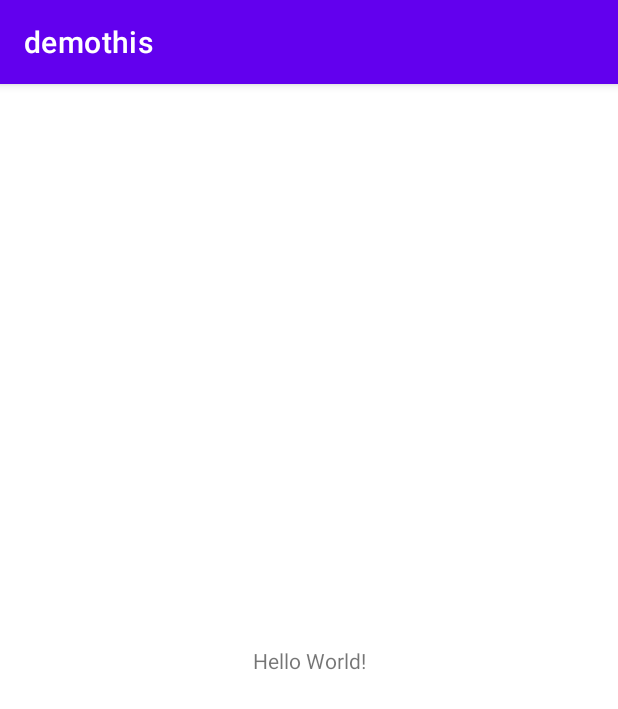
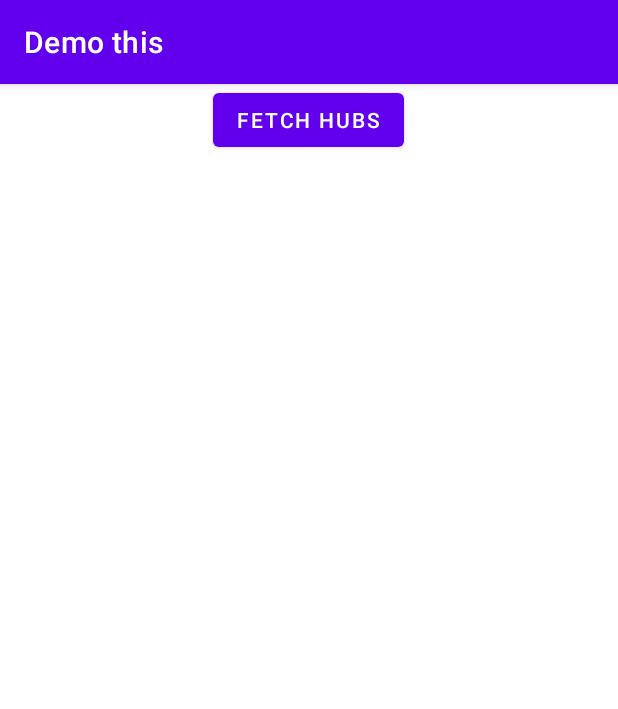
Before and after one commit to smit-io/demothis, an Android app: the screen it shows after launch (MainActivity), on a phone screen of 412 x 824 dp. Shown: the top 709 px of the screen. Run offline under Robolectric (Android 15) with nearby library versions, the phone set to English and light mode, and no system bars.

Commit message:
Added basic layout and row item for list

```diff
--- a/app/src/main/res/layout/activity_main.xml
+++ b/app/src/main/res/layout/activity_main.xml
@@ -1,18 +1,22 @@
 <?xml version="1.0" encoding="utf-8"?>
-<androidx.constraintlayout.widget.ConstraintLayout xmlns:android="http://schemas.android.com/apk/res/android"
-    xmlns:app="http://schemas.android.com/apk/res-auto"
+<LinearLayout xmlns:android="http://schemas.android.com/apk/res/android"
     xmlns:tools="http://schemas.android.com/tools"
+    android:orientation="vertical"
     android:layout_width="match_parent"
     android:layout_height="match_parent"
     tools:context=".MainActivity">
 
-    <TextView
+    <Button
+        android:id="@+id/btn_fetchhubs"
         android:layout_width="wrap_content"
         android:layout_height="wrap_content"
-        android:text="Hello World!"
-        app:layout_constraintBottom_toBottomOf="parent"
-        app:layout_constraintEnd_toEndOf="parent"
-        app:layout_constraintStart_toStartOf="parent"
-        app:layout_constraintTop_toTopOf="parent" />
+        android:layout_gravity="center"
+        android:text="@string/btn_fetchhubs" />
 
-</androidx.constraintlayout.widget.ConstraintLayout>
+    <ListView
+        android:id="@+id/lv_hubs"
+        android:layout_width="match_parent"
+        android:layout_height="wrap_content" />
+
+
+</LinearLayout>
```
Also changed, not shown: app/src/main/res/layout/row_item.xml (added, +61 -0 lines), app/src/main/res/values/strings.xml (+8 -1 lines).
